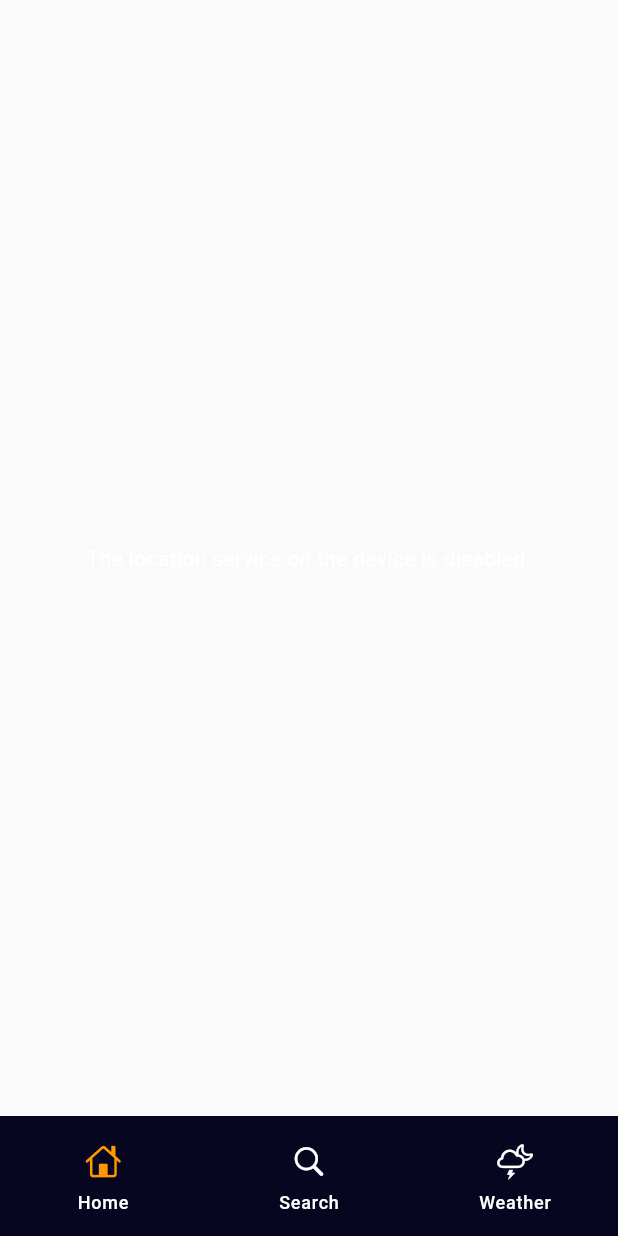
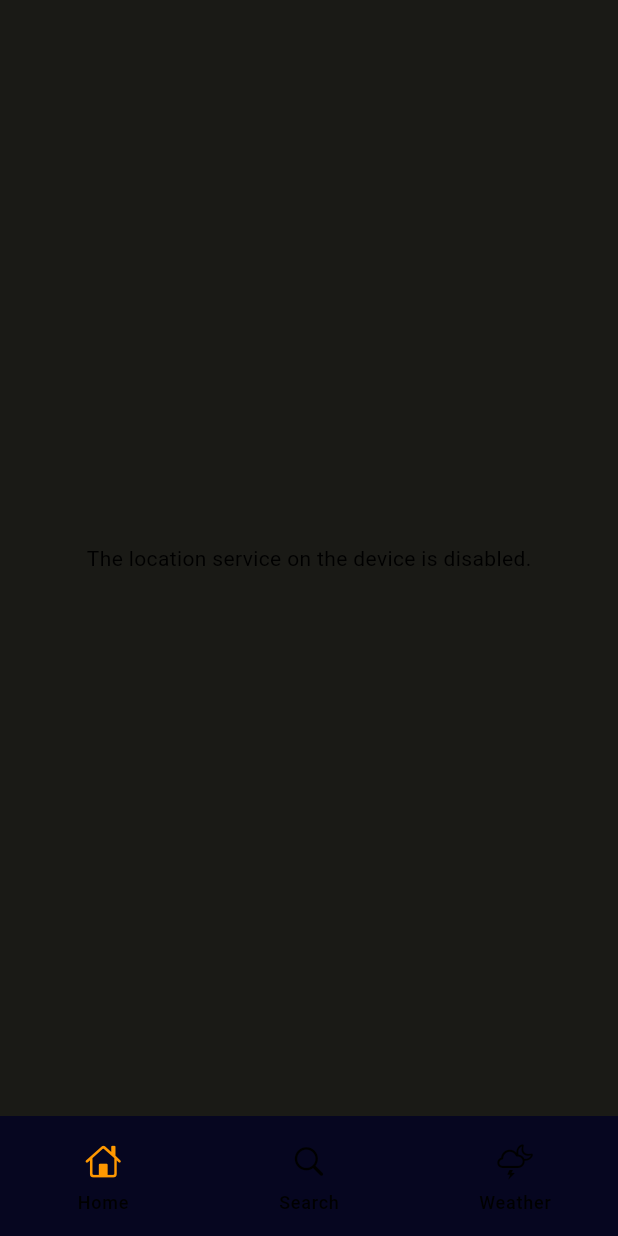
Before and after one commit to DouglaNyabasa/flutter_weather_app, a Flutter app: the screen it shows after launch, on a phone screen of 412 x 824 dp. Run offline on Flutter 3.47's test engine with Material 3 defaults, Android fonts, the light colour scheme and no system bars; our stand-ins replace dio, flutter_riverpod, geolocator, jiffy.

Commit message:
added screenshots

```diff
--- a/lib/main.dart
+++ b/lib/main.dart
@@ -15,7 +15,7 @@ class MyApp extends ConsumerWidget {
     return MaterialApp(
       title: 'Flutter Demo',
       debugShowCheckedModeBanner: false,
-      theme: darkTheme,
+      theme: lightTheme,
       darkTheme: darkTheme,
       themeMode: themeMode,
       home:  SplashScreen(),
```
Also changed, not shown: 7 other files.
